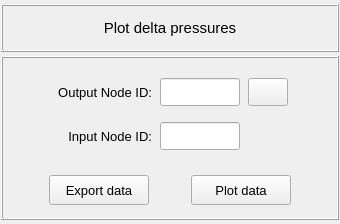
The window that pulse/interface/data/ui_files/plots/results/acoustic/get_acoustic_delta_pressures.ui (open-pulse/OpenPulse) describes before a commit, drawn with Qt 5.
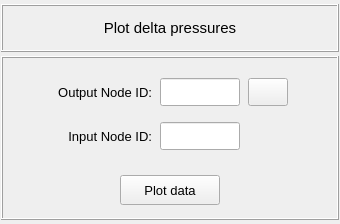
The same window after the commit. Icons and pictures are not drawn.

Commit message: Remove the export data button from the results plots widgets

Patch:
```diff
--- a/pulse/interface/data/ui_files/plots/results/acoustic/get_acoustic_delta_pressures.ui
+++ b/pulse/interface/data/ui_files/plots/results/acoustic/get_acoustic_delta_pressures.ui
@@ -421,40 +421,6 @@
           <number>0</number>
          </property>
          <item row="0" column="0">
-          <widget class="QPushButton" name="pushButton_export_data">
-           <property name="minimumSize">
-            <size>
-             <width>100</width>
-             <height>30</height>
-            </size>
-           </property>
-           <property name="maximumSize">
-            <size>
-             <width>100</width>
-             <height>30</height>
-            </size>
-           </property>
-           <property name="font">
-            <font>
-             <family>MS Shell Dlg 2</family>
-             <pointsize>10</pointsize>
-             <weight>50</weight>
-             <italic>false</italic>
-             <bold>false</bold>
-            </font>
-           </property>
-           <property name="styleSheet">
-            <string notr="true"/>
-           </property>
-           <property name="text">
-            <string>Export data</string>
-           </property>
-           <property name="flat">
-            <bool>false</bool>
-           </property>
-          </widget>
-         </item>
-         <item row="0" column="1">
           <widget class="QPushButton" name="pushButton_plot_data">
            <property name="minimumSize">
             <size>
@@ -472,7 +438,6 @@
             <font>
              <family>MS Shell Dlg 2</family>
              <pointsize>10</pointsize>
-             <weight>50</weight>
              <italic>false</italic>
              <bold>false</bold>
             </font>
```
Left out of the diff: 47 changed lines with no effect on the pictures. The commit also changes 26 other files.
